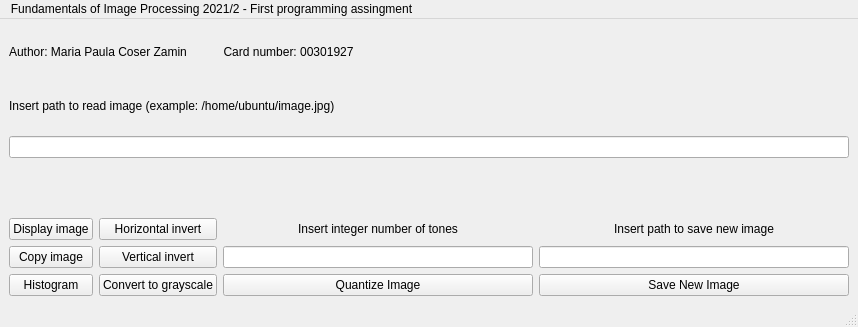
Before: the Qt Designer form mainwindow.ui in mpaulazamin/Trabalho2_FPI_Maria_Paula_Zamin, drawn with Qt 5.
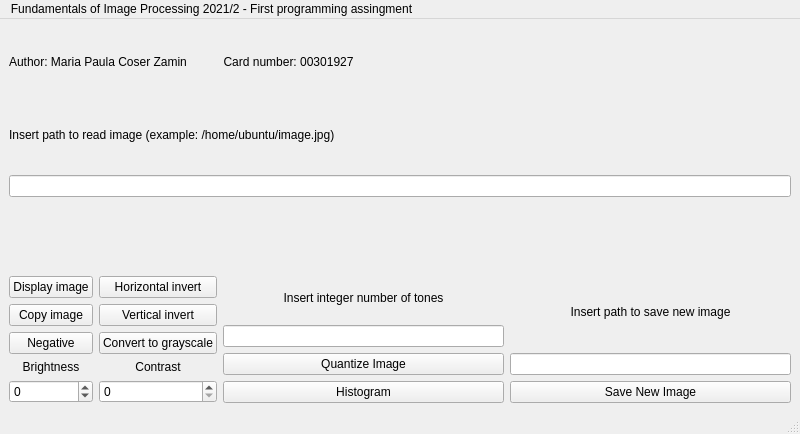
After: the same form once the commit is applied.

Commit message: adding neg + bright + contrast

```diff
--- a/mainwindow.ui
+++ b/mainwindow.ui
@@ -6,8 +6,8 @@
    <rect>
     <x>0</x>
     <y>0</y>
-    <width>858</width>
-    <height>327</height>
+    <width>800</width>
+    <height>434</height>
    </rect>
   </property>
   <property name="windowTitle">
@@ -75,9 +75,32 @@
          </widget>
         </item>
         <item>
-         <widget class="QPushButton" name="pushButtonHistogram">
+         <widget class="QPushButton" name="pushButtonNegative">
           <property name="text">
-           <string>Histogram</string>
+           <string>Negative</string>
+          </property>
+         </widget>
+        </item>
+        <item>
+         <widget class="QLabel" name="label_5">
+          <property name="text">
+           <string>Brightness</string>
+          </property>
+          <property name="alignment">
+           <set>Qt::AlignCenter</set>
+          </property>
+         </widget>
+        </item>
+        <item>
+         <widget class="QSpinBox" name="spinBoxBrightness">
+          <property name="minimum">
+           <number>-255</number>
+          </property>
+          <property name="maximum">
+           <number>255</number>
+          </property>
+          <property name="singleStep">
+           <number>1</number>
           </property>
          </widget>
         </item>
@@ -106,6 +129,26 @@
           </property>
          </widget>
         </item>
+        <item>
+         <widget class="QLabel" name="label_6">
+          <property name="text">
+           <string>Contrast</string>
+          </property>
+          <property name="alignment">
+           <set>Qt::AlignCenter</set>
+          </property>
+         </widget>
+        </item>
+        <item>
+         <widget class="QSpinBox" name="spinBoxContrast">
+          <property name="minimum">
+           <number>0</number>
+          </property>
+          <property name="maximum">
+           <number>255</number>
+          </property>
+         </widget>
+        </item>
        </layout>
       </item>
       <item>
@@ -134,6 +177,13 @@
           </property>
          </widget>
         </item>
+        <item>
+         <widget class="QPushButton" name="pushButtonHistogram">
+          <property name="text">
+           <string>Histogram</string>
+          </property>
+         </widget>
+        </item>
        </layout>
       </item>
       <item>
@@ -173,7 +223,7 @@
     <rect>
      <x>0</x>
      <y>0</y>
-     <width>858</width>
+     <width>800</width>
      <height>22</height>
     </rect>
    </property>
```
The commit also changes 3 other files.
